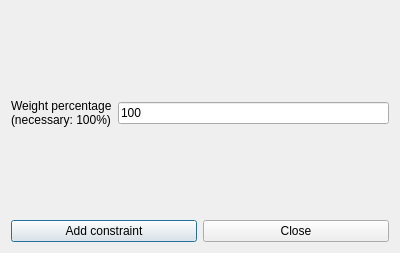
Qt form fet/src/interface/addconstraintteachersmaxtwoconsecutivemorningsform_template.ui (vonmecheln/fet) before a commit.
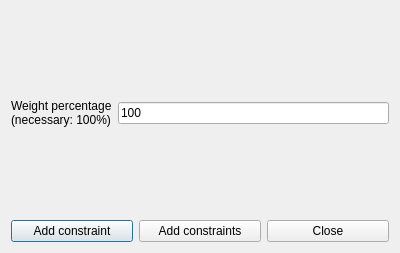
The same form after that commit.

Patch:
```diff
--- a/fet/src/interface/addconstraintteachersmaxtwoconsecutivemorningsform_template.ui
+++ b/fet/src/interface/addconstraintteachersmaxtwoconsecutivemorningsform_template.ui
@@ -77,6 +77,13 @@
        </property>
       </widget>
      </item>
+     <item>
+      <widget class="QPushButton" name="addConstraintsPushButton">
+       <property name="text">
+        <string>Add constraints</string>
+       </property>
+      </widget>
+     </item>
      <item>
       <widget class="QPushButton" name="closePushButton">
        <property name="text">
```
